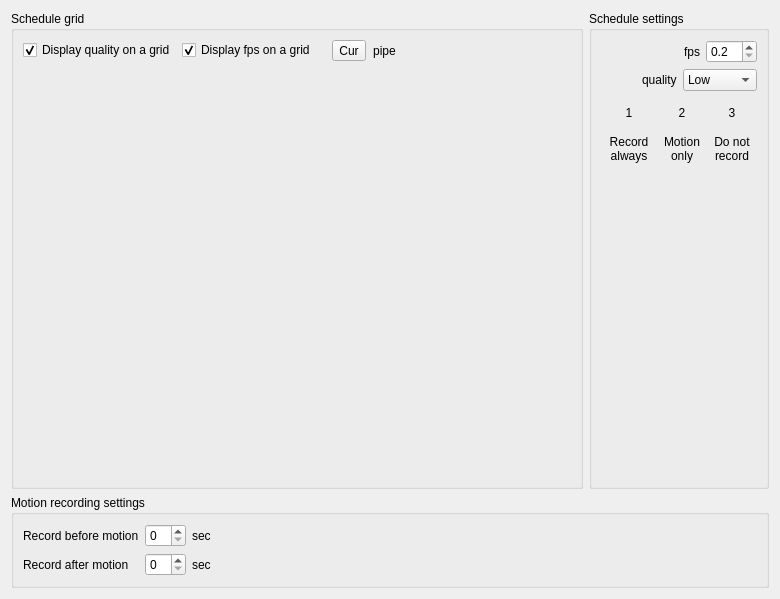
Above: client/src/ui/device_settings/camera_schedule.ui from networkoptix/nx_open before the change. Below: the same form after it.
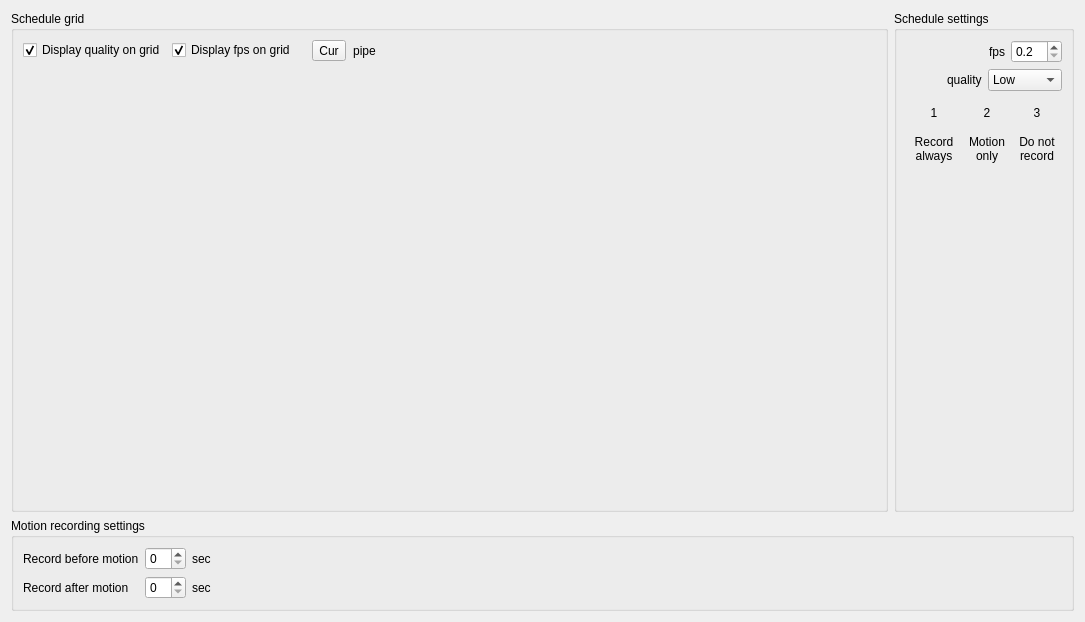
That is the form after the change. Custom widgets are drawn as their Qt base class.

Commit message:
schedule widget
<==== Mercurial data ====>
Branch: master

What changed in the file:
```diff
--- a/client/src/ui/device_settings/camera_schedule.ui
+++ b/client/src/ui/device_settings/camera_schedule.ui
@@ -6,8 +6,8 @@
    <rect>
     <x>0</x>
     <y>0</y>
-    <width>780</width>
-    <height>599</height>
+    <width>1085</width>
+    <height>622</height>
    </rect>
   </property>
   <property name="windowTitle">
@@ -27,7 +27,13 @@
        <property name="title">
         <string>Schedule grid</string>
        </property>
+       <property name="flat">
+        <bool>true</bool>
+       </property>
        <layout class="QVBoxLayout" name="verticalLayout_5">
+        <property name="spacing">
+         <number>0</number>
+        </property>
         <item>
          <layout class="QHBoxLayout" name="horizontalLayout_5">
           <property name="spacing">
@@ -36,7 +42,7 @@
           <item>
            <widget class="QCheckBox" name="checkBox_2">
             <property name="text">
-             <string>Display quality on a grid</string>
+             <string>Display quality on grid</string>
             </property>
             <property name="checked">
              <bool>true</bool>
@@ -62,7 +68,7 @@
           <item>
            <widget class="QCheckBox" name="checkBox">
             <property name="text">
-             <string>Display fps on a grid</string>
+             <string>Display fps on grid</string>
             </property>
             <property name="checked">
              <bool>true</bool>
@@ -374,6 +380,9 @@
      <property name="title">
       <string>Motion recording settings</string>
      </property>
+     <property name="flat">
+      <bool>true</bool>
+     </property>
      <layout class="QVBoxLayout" name="verticalLayout_6">
       <item>
        <layout class="QGridLayout" name="gridLayout">
@@ -458,6 +467,14 @@
    </item>
   </layout>
  </widget>
+ <customwidgets>
+  <customwidget>
+   <class>QnScheduleGridWidget</class>
+   <extends>QWidget</extends>
+   <header>qnschedulegridwidget.h</header>
+   <container>1</container>
+  </customwidget>
+ </customwidgets>
  <resources/>
  <connections/>
 </ui>
```
Left out of the diff: 8 changed lines with no effect on the pictures. The commit also changes 7 other files.
